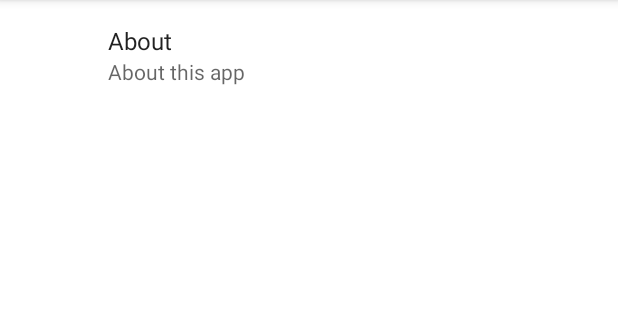
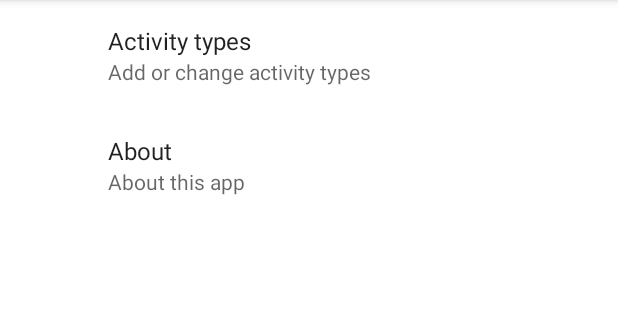
Before and after one commit to charlee/mytimetracker, an Android app: the SettingsFragment screen opened through its navigation route, on a phone screen of 412 x 824 dp, the part 84-404 px from its top. Run offline under Robolectric (Android 15) with nearby library versions, the phone set to English and light mode, and no system bars; our stand-ins replace Dagger/Hilt's generated code, Room's generated code, androidx.preference, data binding; libraries missing offline, so code that uses them is left out: androidx.hilt.lifecycle.

Commit message:
show activity types in settings

```diff
--- a/app/build.gradle
+++ b/app/build.gradle
@@ -42,6 +42,7 @@ android {
 dependencies {
 
     implementation 'androidx.legacy:legacy-support-v4:1.0.0'
+    implementation 'androidx.preference:preference:1.1.1'
     compileOnly "com.squareup.inject:assisted-inject-annotations-dagger2:0.5.2"
     implementation "org.jetbrains.kotlin:kotlin-stdlib:$kotlin_version"
     implementation 'androidx.core:core-ktx:1.2.0'
--- a/app/src/main/AndroidManifest.xml
+++ b/app/src/main/AndroidManifest.xml
@@ -18,6 +18,7 @@
             android:theme="@style/Theme.MyTimeTracker.NoActionBar">
             <intent-filter>
                 <action android:name="android.intent.action.MAIN" />
+
                 <category android:name="android.intent.category.LAUNCHER" />
             </intent-filter>
         </activity>
--- a/app/src/main/java/com/intelliavant/mytimetracker/MainActivity.kt
+++ b/app/src/main/java/com/intelliavant/mytimetracker/MainActivity.kt
@@ -107,7 +107,7 @@ class MainActivity : AppCompatActivity() {
         return when (item.itemId) {
             R.id.action_settings -> {
                 findNavController(R.id.nav_host_fragment).navigate(R.id.action_workListFragment_to_settingsFragment)
-                return true
+                true
             }
             R.id.action_share -> onShare()
             else -> super.onOptionsItemSelected(item)
--- a/app/src/main/java/com/intelliavant/mytimetracker/SettingsFragment.kt
+++ b/app/src/main/java/com/intelliavant/mytimetracker/SettingsFragment.kt
@@ -1,11 +1,21 @@
 package com.intelliavant.mytimetracker
 
 import android.os.Bundle
+import androidx.navigation.fragment.findNavController
+import androidx.preference.Preference
 import androidx.preference.PreferenceFragmentCompat
+import dagger.hilt.android.AndroidEntryPoint
 
+@AndroidEntryPoint
 class SettingsFragment: PreferenceFragmentCompat() {
 
     override fun onCreatePreferences(savedInstanceState: Bundle?, rootKey: String?) {
         setPreferencesFromResource(R.xml.settings, rootKey)
+
+        val workTypesPref = findPreference<Preference>("work_types")
+        workTypesPref?.setOnPreferenceClickListener {
+            findNavController().navigate(R.id.action_settingsFragment_to_settingsWorkTypeListFragment)
+            true
+        }
     }
 }
--- a/app/src/main/res/navigation/nav_graph.xml
+++ b/app/src/main/res/navigation/nav_graph.xml
@@ -15,7 +15,8 @@
             app:destination="@id/stopwatchFragment" />
         <action
             android:id="@+id/action_workListFragment_to_settingsFragment"
-            app:destination="@id/settingsFragment"/>
+            app:destination="@id/settingsFragment" />
+        />
     </fragment>
     <fragment
         android:id="@+id/stopwatchFragment"
@@ -35,6 +36,15 @@
         android:name="com.intelliavant.mytimetracker.SettingsFragment"
         android:label="fragment_settings"
         >
+        <action
+            android:id="@+id/action_settingsFragment_to_settingsWorkTypeListFragment"
+            app:destination="@id/settingsWorkTypeListFragment"/>
 
     </fragment>
+
+    <fragment
+        android:id="@+id/settingsWorkTypeListFragment"
+        android:name="com.intelliavant.mytimetracker.SettingsWorkTypeListFragment"
+        android:label="fragment_settings_work_list">
+    </fragment>
 </navigation>
--- a/app/src/main/res/xml/settings.xml
+++ b/app/src/main/res/xml/settings.xml
@@ -1,12 +1,17 @@
 <?xml version="1.0" encoding="utf-8"?>
-<androidx.preference.PreferenceScreen xmlns:android="http://schemas.android.com/apk/res/android"
+<PreferenceScreen xmlns:android="http://schemas.android.com/apk/res/android"
     xmlns:app="http://schemas.android.com/apk/res-auto">
+
+    <Preference android:key="work_types"
+        android:summary="Add or change activity types"
+        android:title="Activity types">
+
+    </Preference>
 
     <Preference
         app:key="about"
         app:summary="About this app"
         app:title="About">
-
     </Preference>
 
-</androidx.preference.PreferenceScreen>
+</PreferenceScreen>
```
Also changed, not shown: app/src/main/java/com/intelliavant/mytimetracker/SettingsWorkTypeListFragment.kt (added, +37 -0 lines), app/src/main/res/layout/fragment_settings_work_type_list_fragment.xml (added, +20 -0 lines), app/src/main/res/values/arrays.xml (added, +12 -0 lines), app/src/main/res/values/strings.xml (+16 -0 lines), app/src/main/res/xml/root_preferences.xml (added, +35 -0 lines).
